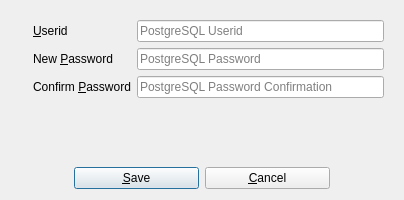
First picture: the form in UI/biblioteq_password.ui, repository textbrowser/biblioteq, before the edit.
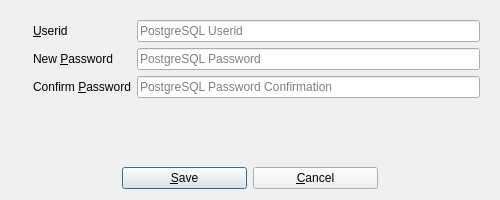
Second picture: the form after the edit. Icons and pictures are not drawn.

Patch:
```diff
--- a/UI/biblioteq_password.ui
+++ b/UI/biblioteq_password.ui
@@ -6,7 +6,7 @@
    <rect>
     <x>0</x>
     <y>0</y>
-    <width>400</width>
+    <width>500</width>
     <height>200</height>
    </rect>
   </property>
```
